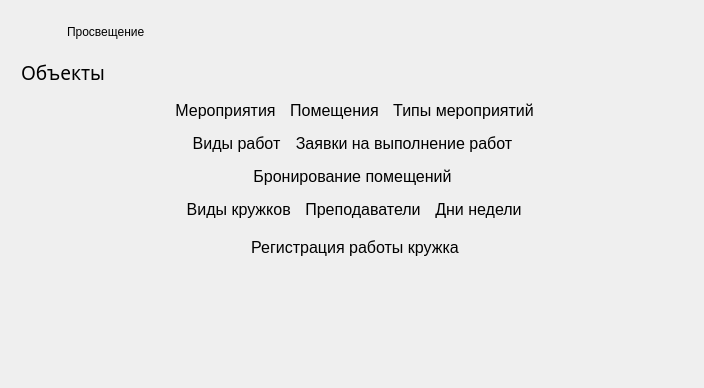
First picture: the form in forms/enlightenmentdashboard.ui, repository anastasia-k-o/Management-System, before the edit; both pictures show x 0 to 704 and y 0 to 388 of the 704 by 703 pixel window.
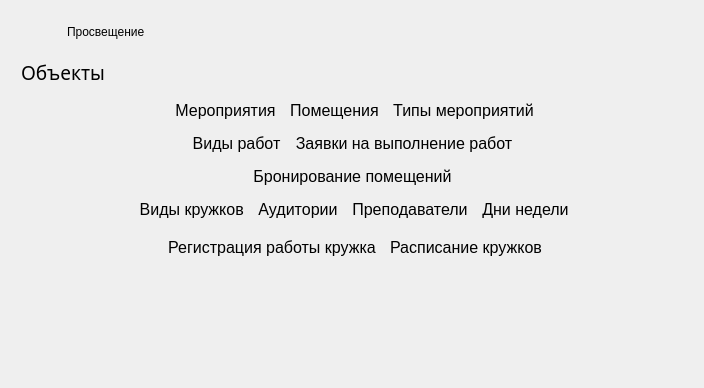
Second picture: the form after the edit. Icons and pictures are not drawn.

Diff of the .ui file:
```diff
--- a/forms/enlightenmentdashboard.ui
+++ b/forms/enlightenmentdashboard.ui
@@ -402,6 +402,31 @@
          </property>
         </widget>
        </item>
+       <item>
+        <widget class="QPushButton" name="auditoriumButt">
+         <property name="sizePolicy">
+          <sizepolicy hsizetype="Fixed" vsizetype="Fixed">
+           <horstretch>0</horstretch>
+           <verstretch>0</verstretch>
+          </sizepolicy>
+         </property>
+         <property name="font">
+          <font>
+           <family>Yu Gothic UI</family>
+           <pointsize>12</pointsize>
+           <weight>50</weight>
+           <italic>false</italic>
+           <bold>false</bold>
+          </font>
+         </property>
+         <property name="text">
+          <string>Аудитории</string>
+         </property>
+         <property name="flat">
+          <bool>true</bool>
+         </property>
+        </widget>
+       </item>
        <item>
         <widget class="QPushButton" name="teachers">
          <property name="sizePolicy">
@@ -522,6 +547,31 @@
          </property>
         </widget>
        </item>
+       <item>
+        <widget class="QPushButton" name="bookingHistory">
+         <property name="sizePolicy">
+          <sizepolicy hsizetype="Fixed" vsizetype="Fixed">
+           <horstretch>0</horstretch>
+           <verstretch>0</verstretch>
+          </sizepolicy>
+         </property>
+         <property name="font">
+          <font>
+           <family>Yu Gothic UI</family>
+           <pointsize>12</pointsize>
+           <weight>50</weight>
+           <italic>false</italic>
+           <bold>false</bold>
+          </font>
+         </property>
+         <property name="text">
+          <string>Расписание кружков</string>
+         </property>
+         <property name="flat">
+          <bool>true</bool>
+         </property>
+        </widget>
+       </item>
        <item>
         <spacer name="horizontalSpacer_12">
          <property name="orientation">
```
